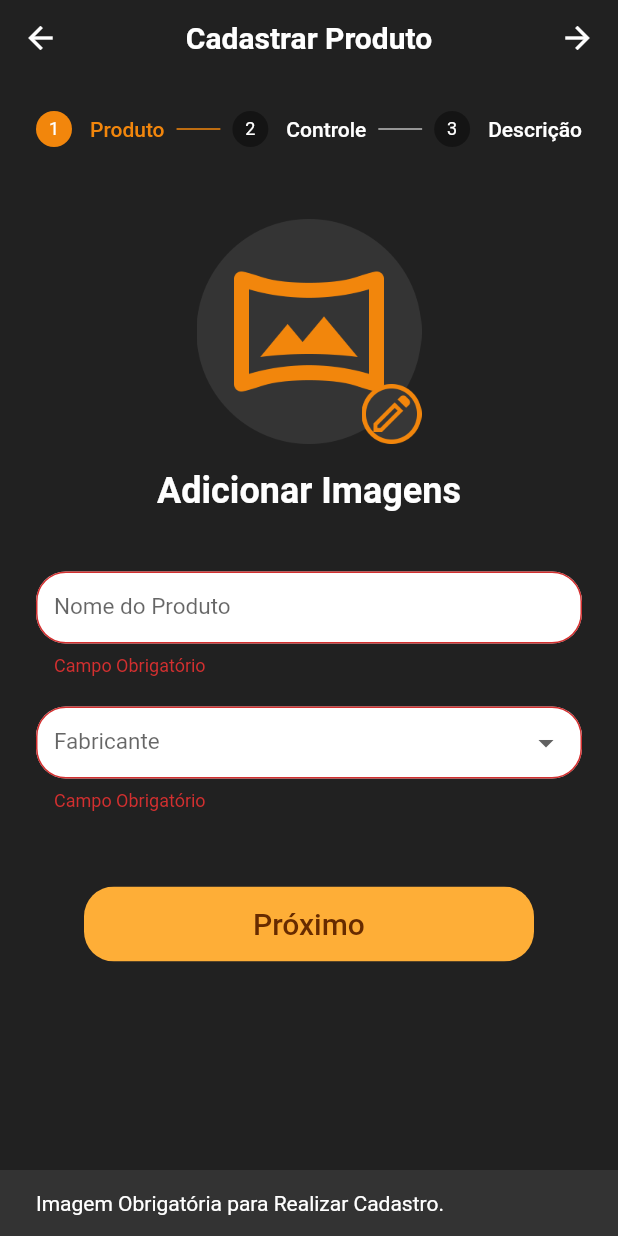
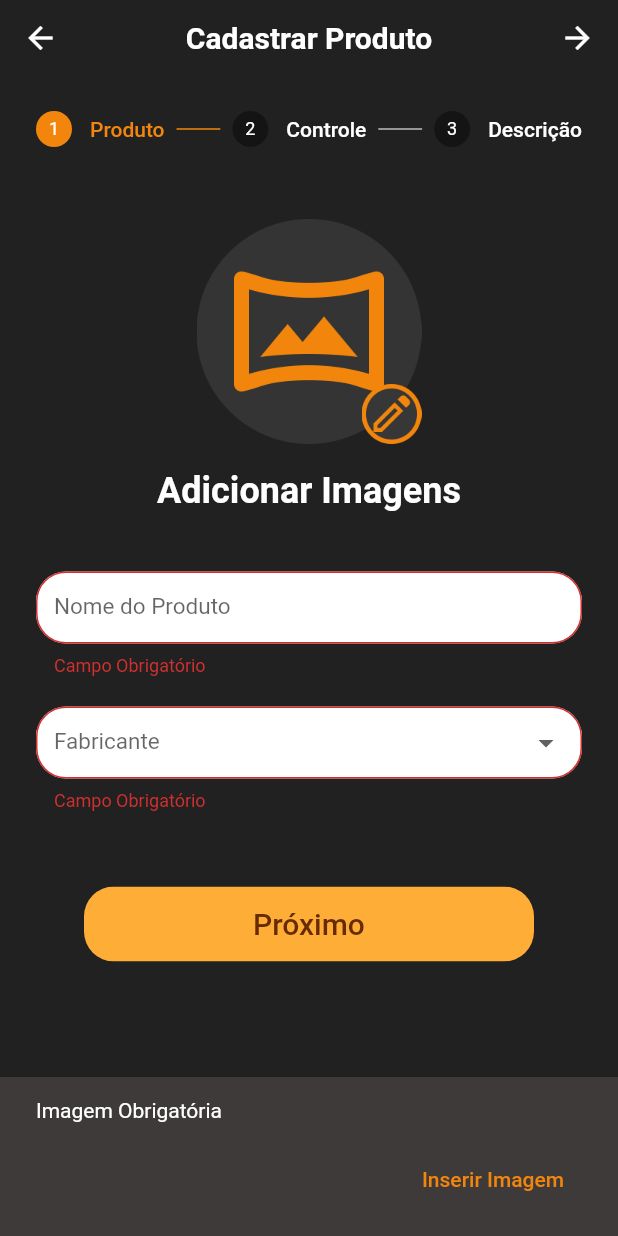
Before and after one commit to WellysonP/PerfumariaPontes, a Flutter app: the ProductregistrationPage screen opened by its route, after a tap on "Próximo", on a phone screen of 412 x 824 dp. Run offline on Flutter 3.47's test engine with Material 2 defaults, Android fonts, the phone set to English and light mode, and no system bars; our stand-ins replace firebase_auth, firebase_core, firebase_database, firebase_storage, image_picker; accounts and stored records are empty; network calls fail.

```diff
--- a/lib/components/product_list.dart
+++ b/lib/components/product_list.dart
@@ -90,7 +90,7 @@ class _IconButtonListState extends State<IconButtonList> {
         setState(() {
           widget.product.isEmphasis = !widget.product.isEmphasis;
         });
-        final response = await http.patch(
+        await http.patch(
           Uri.parse("${Constant.productBase}/${widget.product.id}.json"),
           body: jsonEncode({"isEmphasis": widget.product.isEmphasis}),
         );
--- a/lib/provider/login_provider.dart
+++ b/lib/provider/login_provider.dart
@@ -45,7 +45,7 @@ class LoginProvider with ChangeNotifier {
     context,
   }) async {
     final isValidate = formKeyLogin.currentState?.validate() ?? false;
-    if (!isValidate || image == null) {
+    if (!isValidate || (image == null && !isLogin)) {
       return;
     } else {
       formKeyLogin.currentState?.save();
--- a/lib/provider/product_provider.dart
+++ b/lib/provider/product_provider.dart
@@ -2,7 +2,6 @@ import 'dart:convert';
 import 'dart:io';
 import 'dart:math';
 import 'package:firebase_storage/firebase_storage.dart';
-import 'package:flutter/cupertino.dart';
 import 'package:flutter/material.dart';
 import 'package:flutter/services.dart';
 import 'package:image_picker/image_picker.dart';
@@ -71,13 +70,14 @@ class ProductProvider with ChangeNotifier {
             const ProgressDialog(status: "Criando produto.")),
       );
       await saveProduct(formData);
-      Navigator.of(context).pop();
-      Navigator.of(context).pop();
       isEmphasis = false;
       image = null;
       imageList = [];
       nameController.text = "";
       currentStep = 0;
+      getItems();
+      Navigator.of(context).pop();
+      Navigator.of(context).pop();
     } else {
       currentStep += 1;
     }
--- a/lib/screens/product_config_page.dart
+++ b/lib/screens/product_config_page.dart
@@ -46,7 +46,7 @@ class ProductConfigPage extends StatelessWidget {
         color: Theme.of(context).colorScheme.primary,
         child: InkWell(
           onTap: () {
-            product.getItems();
+            Navigator.of(context).pushNamed(AppRoutes.producRegistrationPage);
           },
           child: const SizedBox(
             height: 60,
--- a/lib/screens/product_registration_page.dart
+++ b/lib/screens/product_registration_page.dart
@@ -18,8 +18,15 @@ class ProductregistrationPage extends StatelessWidget {
       if (product.image == null) {
         msg.hideCurrentSnackBar();
         msg.showSnackBar(
-          const SnackBar(
-            content: Text("Imagem Obrigatória para Realizar Cadastro."),
+          SnackBar(
+            backgroundColor: const Color.fromRGBO(63, 58, 58, 1),
+            duration: const Duration(seconds: 2),
+            content: const Text("Imagem Obrigatória"),
+            action: SnackBarAction(
+              textColor: Theme.of(context).colorScheme.primary,
+              label: "Inserir Imagem",
+              onPressed: () => product.pickImage(),
+            ),
           ),
         );
       }
```
Also changed, not shown: lib/components/login_form.dart (+20 -14 lines).
